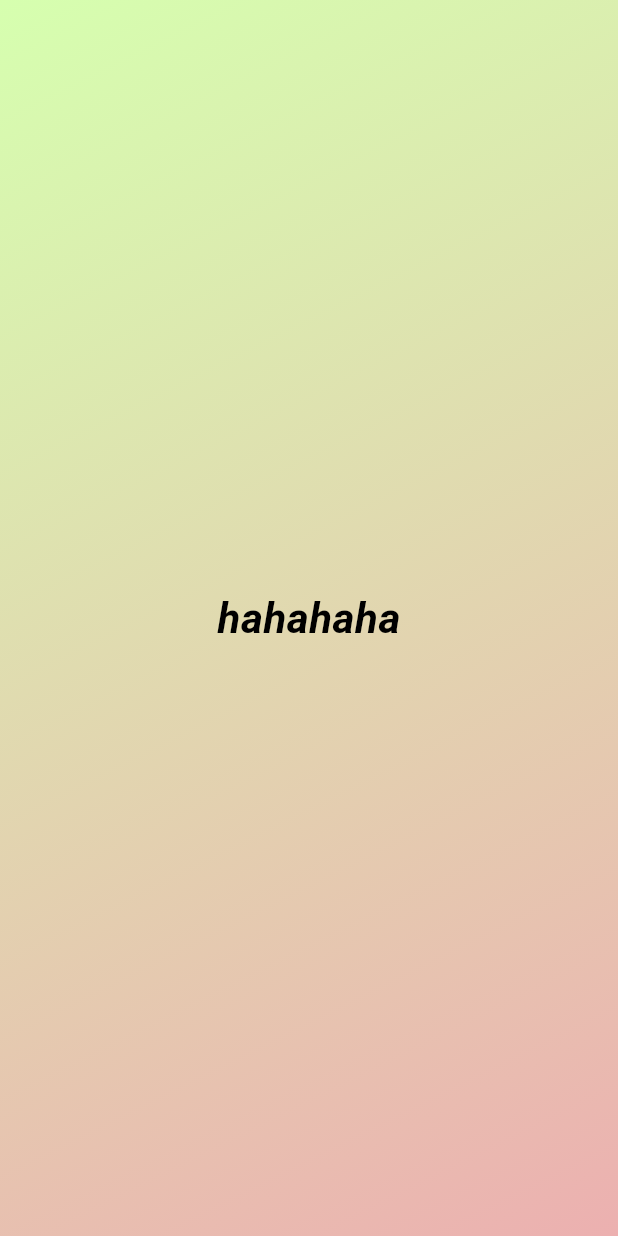
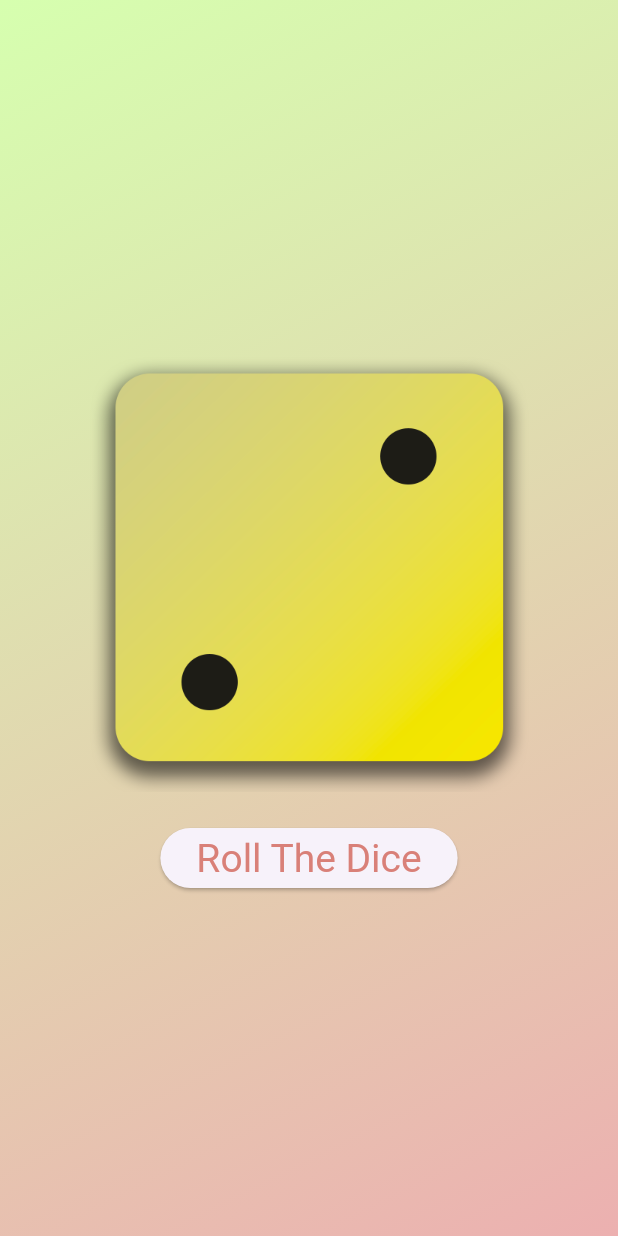
Before and after one commit to hpk129/Flutter-basics, a Flutter app: the screen it shows after launch, on a phone screen of 412 x 824 dp. Run offline on Flutter 3.47's test engine with Material 3 defaults, Android fonts, the phone set to English and light mode, and no system bars.

Commit message:
Dice app completed

```diff
--- /dev/null
+++ b/dice_app/lib/dice_roller.dart
@@ -0,0 +1,53 @@
+import 'package:flutter/material.dart';
+import 'dart:math';
+
+
+class DiceRoller extends StatefulWidget{
+
+  const DiceRoller({super.key});
+
+  @override
+  State<DiceRoller> createState() {
+    return _DiceRollerState();
+  }
+}
+
+//this class would be accessable in the DiceRoller app
+//even after importing the DiceRolller class _DiceRollerState
+//will still not be accesible
+//i.e it is a private class
+
+class _DiceRollerState extends State<DiceRoller>{
+
+  var activeDiceImage = 'assets/images/dice-2.png';
+
+ // anonymous function (){} --> cant be reused just jaha define hua waha chal jaega
+  void rollDice() {
+    var random = Random();
+  setState(() {
+    //activeDiceImage = 'assets/images/dice-4.png'; // Update this to randomly change the dice image
+    int diceNumber = random.nextInt(6) + 1;
+    activeDiceImage = 'assets/images/dice-$diceNumber.png';
+  });
+}
+
+
+  @override
+  Widget build(context){
+    return Column(
+                mainAxisSize: MainAxisSize.min ,
+                children: [
+                Image.asset(activeDiceImage, width: 300,),
+                const SizedBox(height: 20,),
+                ElevatedButton(
+                  onPressed: rollDice,
+                  style: TextButton.styleFrom(
+                    //padding: const EdgeInsets.only( top: 20),
+                    foregroundColor: const Color.fromARGB(255, 217, 128, 120),
+                    textStyle: const TextStyle(fontSize: 26)
+                    ),
+                    child: const Text('Roll The Dice'))
+                ]
+              );
+  }
+}
--- a/dice_app/lib/gradient_container.dart
+++ b/dice_app/lib/gradient_container.dart
@@ -3,24 +3,52 @@
 // jaha you can see every function and basically get a overview of your app
 // naming convention: lowercase separated by underscores
 
+
 import 'package:flutter/material.dart';
 import 'styled_text.dart';
+import 'dice_roller.dart';
+
+// you can use variables to increase the readibility of the stuff that has been
+//deeply nested within alot of widgets like for eg begin:Alignment.topLeft
+// if you put this in value toh you would be able to easily reassign it to any
+// other value...
+
+//declaring a variable
+// a more advanced concept would be making the variables nullable...
+// this ensures null safety and reduces errors significantly
+var startingVal = Alignment.topLeft;
+var endingVal = Alignment.topRight;
 
 class GradientContainer extends StatelessWidget{
   //forwarding the key argument into StatelessWidget class
-  const GradientContainer({super.key});
+    const GradientContainer(this.c1, this.c2, {super.key});
   // yoy can also do it by writen GradientContainer({key}): super(key: key)
+
+  //you can also make multiple constructors in a class
+   const GradientContainer.purple({super.key}): c1 = const Color.fromARGB(255, 142, 194, 237), c2 = const Color.fromARGB(31, 229, 165, 165);
+
+  final Color c1;
+  final Color c2;
+
+
   @override
   Widget build(context){
     return Container(
-            decoration: const BoxDecoration(
+            decoration:  BoxDecoration(
               gradient: LinearGradient(colors: [
-                Color(0xffd6ffaf),
-                Color(0xffecb0b0),
+                 c1,
+                  c2
               ], begin: Alignment.topLeft, end: Alignment.bottomRight),
             ),
             child: const Center(
-              child: StyledText(),
+              // child: Row(
+              //   mainAxisAlignment: MainAxisAlignment.center, // Centering the text vertically
+              //   children: [
+              //     StyledText('harmann'),
+              //     StyledText('yoooo'), // Add your second StyledText here
+              //   ],
+              // ),
+              child: DiceRoller(),
             ),
           );
   }
--- a/dice_app/lib/main.dart
+++ b/dice_app/lib/main.dart
@@ -3,9 +3,10 @@ import 'gradient_container.dart';
 
 void main(){ runApp(
       // const helps Dart optimize runtine performace
-      const MaterialApp(
+        MaterialApp(
         home: Scaffold(
-          body: GradientContainer(),
+          body: GradientContainer(const Color(0xffd6ffaf), const Color(0xffecb0b0)),
+          //body: GradientContainer.purple(),
         ),
       ),
     );
--- a/dice_app/lib/styled_text.dart
+++ b/dice_app/lib/styled_text.dart
@@ -2,12 +2,15 @@
 import 'package:flutter/material.dart';
 
 class StyledText extends StatelessWidget{
-  const StyledText({super.key});
+  const StyledText(this.text, {super.key});
+
+  final String text;
+
   @override
   Widget build(context){
-    return const Text(
-                'hahahaha',
-                style: TextStyle(
+    return  Text(
+                text,
+                style: const TextStyle(
                     color: Colors.black,
                     fontSize: 28,
                     height: 10,
```
Also changed, not shown: dice_app/pubspec.yaml (+8 -3 lines), dice_app/assets/images/dice-1.png (added), dice_app/assets/images/dice-2.png (added), dice_app/assets/images/dice-3.png (added), dice_app/assets/images/dice-4.png (added), dice_app/assets/images/dice-5.png (added), dice_app/assets/images/dice-6.png (added), 2 other files.
